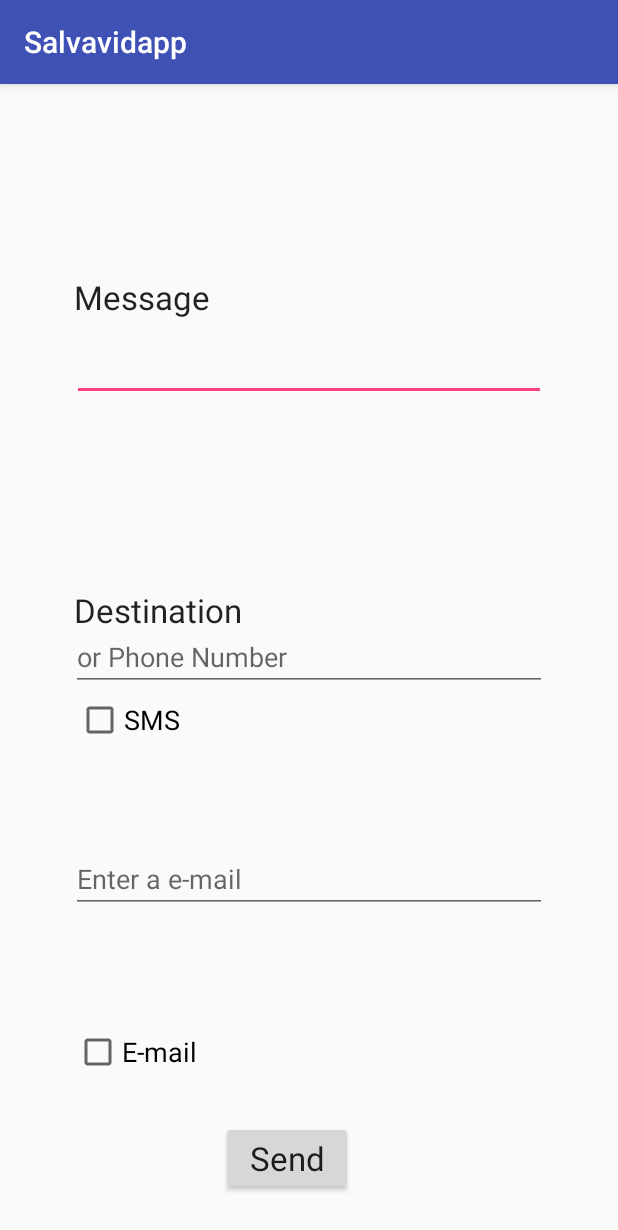
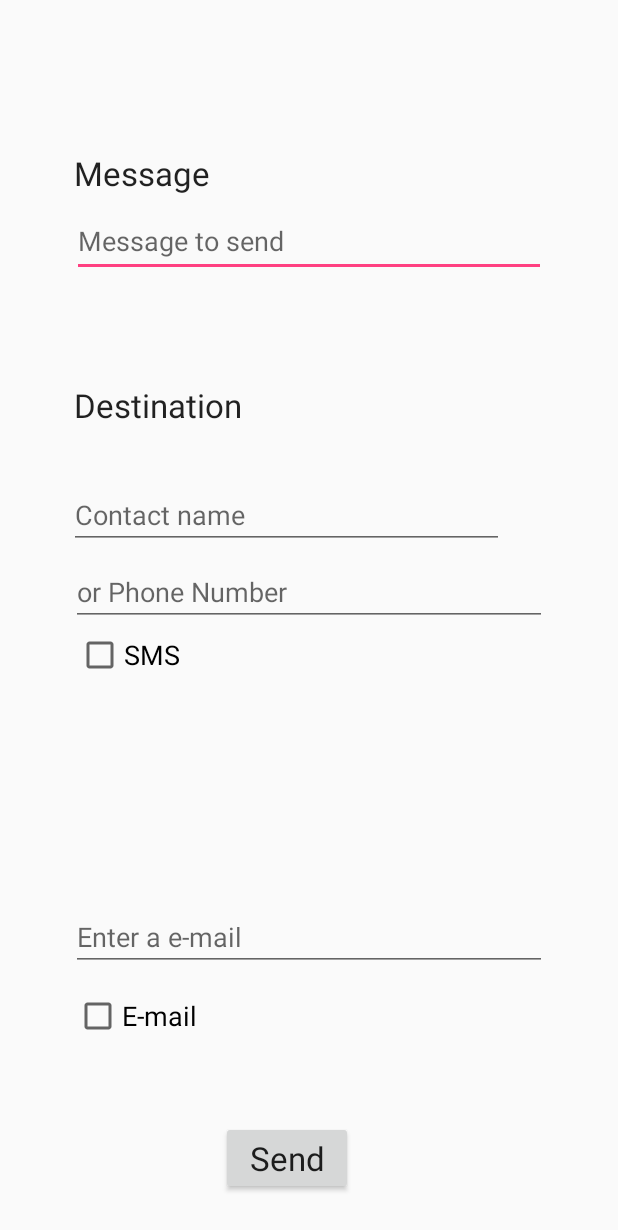
Before and after one commit to ricardojoserf/location-android-app, an Android app: the screen it shows after launch (PantallaPrincipal), on a phone screen of 412 x 824 dp. Shown: the top 1230 px of the screen. Run offline under Robolectric (Android 15) with nearby library versions, the light colour scheme and no system bars; libraries missing offline, so code that uses them is left out: javax.mail; 2 statements that could not run were skipped.

Commit message:
Locked orientation. Deleted action bar

```diff
--- a/app/src/main/AndroidManifest.xml
+++ b/app/src/main/AndroidManifest.xml
@@ -15,16 +15,14 @@
         android:roundIcon="@mipmap/ic_launcher"
         android:supportsRtl="true"
         android:theme="@style/AppTheme">
-        <activity android:name=".PantallaPrincipal">
+        <activity android:name=".PantallaPrincipal"
+            android:configChanges="orientation"
+            android:screenOrientation="portrait">
             <intent-filter>
                 <action android:name="android.intent.action.MAIN" />
-
                 <category android:name="android.intent.category.LAUNCHER" />
             </intent-filter>
         </activity>
-
         <meta-data android:name="com.google.android.gms.version" android:value="@integer/google_play_services_version" />
-
     </application>
-
 </manifest>
--- a/app/src/main/res/layout/activity_pantalla_principal.xml
+++ b/app/src/main/res/layout/activity_pantalla_principal.xml
@@ -28,9 +28,9 @@
         android:layout_width="0dp"
         android:layout_height="47dp"
         android:ems="10"
-        android:lines="4"
+        android:lines="1"
         android:inputType="textMultiLine"
-        android:text=""
+        android:hint="Message to send"
         android:textAppearance="@style/TextAppearance.AppCompat.Medium"
         tools:layout_constraintTop_creator="1"
         tools:layout_constraintRight_creator="1"
@@ -62,8 +62,8 @@
         android:layout_marginBottom="148dp"
         app:layout_constraintLeft_toLeftOf="@+id/editText3"
         app:layout_constraintTop_toTopOf="parent"
-        android:layout_marginLeft="108dp"
-        app:layout_constraintVertical_bias="1.0" />
+        android:layout_marginLeft="3dp"
+        app:layout_constraintVertical_bias="0.38" />
 
     <EditText
         android:id="@+id/editText"
@@ -85,7 +85,9 @@
         android:layout_marginEnd="47dp"
         tools:layout_constraintLeft_creator="1"
         android:layout_marginLeft="47dp"
-        android:layout_marginRight="47dp" />
+        android:layout_marginRight="47dp"
+        app:layout_constraintHorizontal_bias="0.0"
+        app:layout_constraintVertical_bias="0.48" />
 
 
 
@@ -99,7 +101,7 @@
         tools:layout_constraintBottom_creator="1"
         app:layout_constraintBottom_toTopOf="@+id/button"
         tools:layout_constraintLeft_creator="1"
-        android:layout_marginBottom="30dp"
+        android:layout_marginBottom="54dp"
         app:layout_constraintLeft_toLeftOf="@+id/editText4"
         android:layout_marginLeft="2dp" />
 
@@ -135,8 +137,8 @@
 
     <AutoCompleteTextView
         android:id="@+id/editText3"
-        android:layout_width="0dp"
-        android:layout_height="0dp"
+        android:layout_width="290dp"
+        android:layout_height="44dp"
         android:ems="10"
         android:hint="@string/contact_name"
         android:inputType="textPersonName"
@@ -156,7 +158,8 @@
         android:layout_marginLeft="46dp"
         android:layout_marginRight="46dp"
         app:layout_constraintHorizontal_bias="0.0"
-        app:layout_constraintVertical_bias="1.0" />
+        app:layout_constraintVertical_bias="1.0"
+        tools:layout_editor_absoluteY="199dp" />
 
     <EditText
         android:id="@+id/editText4"
@@ -178,6 +181,8 @@
         tools:layout_constraintLeft_creator="1"
         android:layout_marginBottom="46dp"
         android:layout_marginLeft="47dp"
-        android:layout_marginRight="47dp" />
+        android:layout_marginRight="47dp"
+        app:layout_constraintHorizontal_bias="1.0"
+        app:layout_constraintVertical_bias="1.0" />
 
 </android.support.constraint.ConstraintLayout>
--- a/app/src/main/res/values/styles.xml
+++ b/app/src/main/res/values/styles.xml
@@ -1,7 +1,7 @@
 <resources>
 
     <!-- Base application theme. -->
-    <style name="AppTheme" parent="Theme.AppCompat.Light.DarkActionBar">
+    <style name="AppTheme" parent="Theme.AppCompat.Light.NoActionBar">
         <!-- Customize your theme here. -->
         <item name="colorPrimary">@color/colorPrimary</item>
         <item name="colorPrimaryDark">@color/colorPrimaryDark</item>
```
